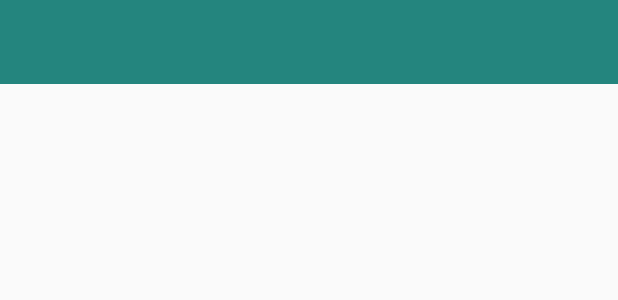
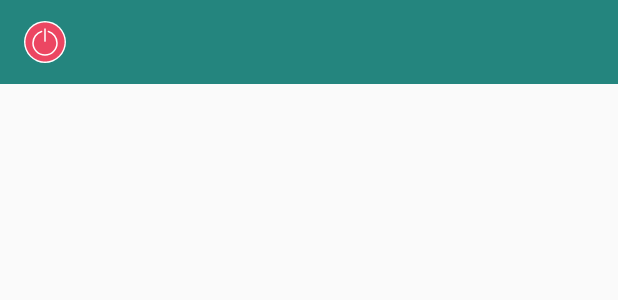
Before and after one commit to Tradinos/wasilni_driver_v2, an Android app: the layout content_toolbar.xml on its own in the app's theme, with its tools: preview values and no code run, on a phone screen of 412 x 824 dp. Shown: the top 300 px of the screen. Run offline under Robolectric (Android 15) with nearby library versions, the light colour scheme and no system bars.

Commit message:
active change drver state

```diff
--- a/app/build.gradle
+++ b/app/build.gradle
@@ -96,6 +96,12 @@ dependencies {
 
     // dataBase Lib
     implementation 'android.arch.persistence.room:runtime:1.1.1'
+
+    // transition
+    implementation "com.andkulikov:transitionseverywhere:1.8.0"
+    implementation 'com.github.florent37:viewanimator:1.1.0'
+
+
     annotationProcessor 'android.arch.persistence.room:compiler:1.1.1'
 }
 apply plugin: 'realm-android'
--- a/app/src/main/java/com/wasilni/wasilnidriverv2/mvp/view/HomeContract.java
+++ b/app/src/main/java/com/wasilni/wasilnidriverv2/mvp/view/HomeContract.java
@@ -7,6 +7,6 @@ public interface HomeContract {
         public void initView();
     }
     public interface HomeActivityPresenter {
-
+        public void driverStatusOnclick();
     }
 }
--- a/app/src/main/java/com/wasilni/wasilnidriverv2/ui/Activities/Base/NavigationActivity.java
+++ b/app/src/main/java/com/wasilni/wasilnidriverv2/ui/Activities/Base/NavigationActivity.java
@@ -33,7 +33,7 @@ public class NavigationActivity extends BasicActivity
         mainLayout.addDrawerListener(toggle);
         toggle.syncState();
 
-        NavigationView navigationView = (NavigationView) findViewById(R.id.nav_view);
+        NavigationView navigationView =  findViewById(R.id.nav_view);
         navigationView.setNavigationItemSelectedListener(this);
     }
     @Override
--- /dev/null
+++ b/app/src/main/res/drawable/ic_power_settings_new_black_24dp.xml
@@ -0,0 +1,5 @@
+<vector android:height="24dp" android:tint="#FFFFFF"
+    android:viewportHeight="24.0" android:viewportWidth="24.0"
+    android:width="24dp" xmlns:android="http://schemas.android.com/apk/res/android">
+    <path android:fillColor="#FF000000" android:pathData="M13,3h-2v10h2L13,3zM17.83,5.17l-1.42,1.42C17.99,7.86 19,9.81 19,12c0,3.87 -3.13,7 -7,7s-7,-3.13 -7,-7c0,-2.19 1.01,-4.14 2.58,-5.42L6.17,5.17C4.23,6.82 3,9.26 3,12c0,4.97 4.03,9 9,9s9,-4.03 9,-9c0,-2.74 -1.23,-5.18 -3.17,-6.83z"/>
+</vector>
--- a/app/src/main/res/layout/content_toolbar.xml
+++ b/app/src/main/res/layout/content_toolbar.xml
@@ -1,4 +1,7 @@
 <?xml version="1.0" encoding="utf-8"?>
+<layout>
+
+
     <android.support.constraint.ConstraintLayout xmlns:android="http://schemas.android.com/apk/res/android"
         xmlns:app="http://schemas.android.com/apk/res-auto"
         android:layout_width="match_parent"
@@ -15,7 +18,15 @@
                 android:layout_width="match_parent"
                 android:layout_height="?attr/actionBarSize"
                 android:background="?attr/colorPrimary"
-            app:popupTheme="@style/AppTheme.PopupOverlay" />
+                app:popupTheme="@style/AppTheme.PopupOverlay">
+
+                <ImageView
+                    android:id="@+id/driver_status_image"
+                    android:layout_width="wrap_content"
+                    android:layout_height="wrap_content"
+                    android:src="@mipmap/power_off" />
+            </android.support.v7.widget.Toolbar>
 
         </android.support.design.widget.AppBarLayout>
     </android.support.constraint.ConstraintLayout>
+</layout>
--- a/app/src/main/res/menu/main_menu.xml
+++ b/app/src/main/res/menu/main_menu.xml
@@ -2,5 +2,9 @@
     xmlns:app="http://schemas.android.com/apk/res-auto"
     xmlns:tools="http://schemas.android.com/tools"
     tools:context=".MainActivity">
-
+    <item
+        android:id="@+id/change_status"
+        android:title=""
+        android:icon="@mipmap/power_on"
+        />
 </menu>
```
Also changed, not shown: app/src/main/java/com/wasilni/wasilnidriverv2/mvp/model/User.java (+9 -0 lines), app/src/main/java/com/wasilni/wasilnidriverv2/mvp/presenter/HomeActivityPresenterImp.java (+36 -2 lines), app/src/main/java/com/wasilni/wasilnidriverv2/ui/Activities/HomeActivity.java (+43 -3 lines), app/src/main/res/layout/activity_home.xml (+8 -2 lines), app/src/main/res/mipmap-hdpi/power_off.png (added), app/src/main/res/mipmap-hdpi/power_on.png (added), app/src/main/res/mipmap-mdpi/power_off.png (added), app/src/main/res/mipmap-mdpi/power_on.png (added), app/src/main/res/mipmap-xhdpi/power_off.png (added), app/src/main/res/mipmap-xhdpi/power_on.png (added), app/src/main/res/mipmap-xxhdpi/power_off.png (added), app/src/main/res/mipmap-xxhdpi/power_on.png (added), app/src/main/res/mipmap-xxxhdpi/power_off.png (added), app/src/main/res/mipmap-xxxhdpi/power_on.png (added). Lines whose indentation alone changed are shown as unchanged.
